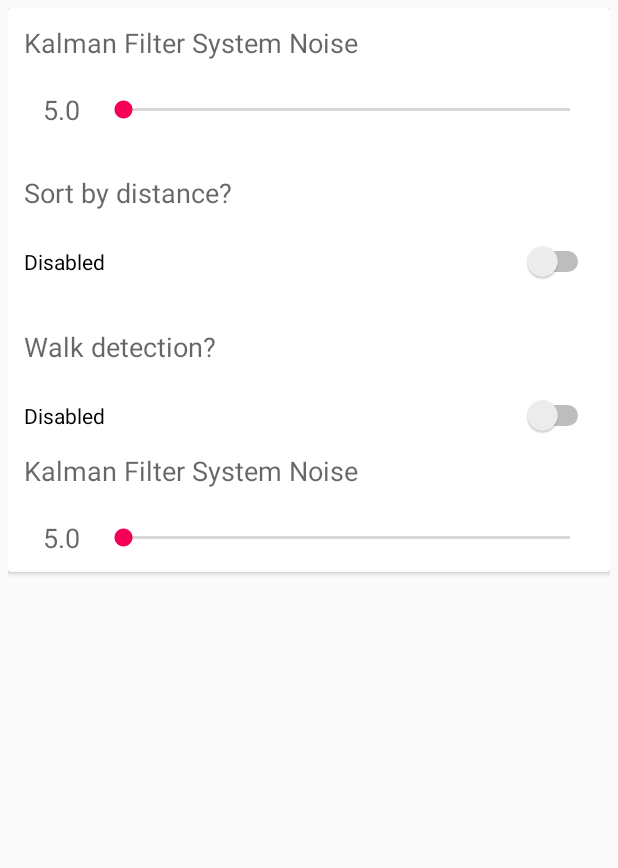
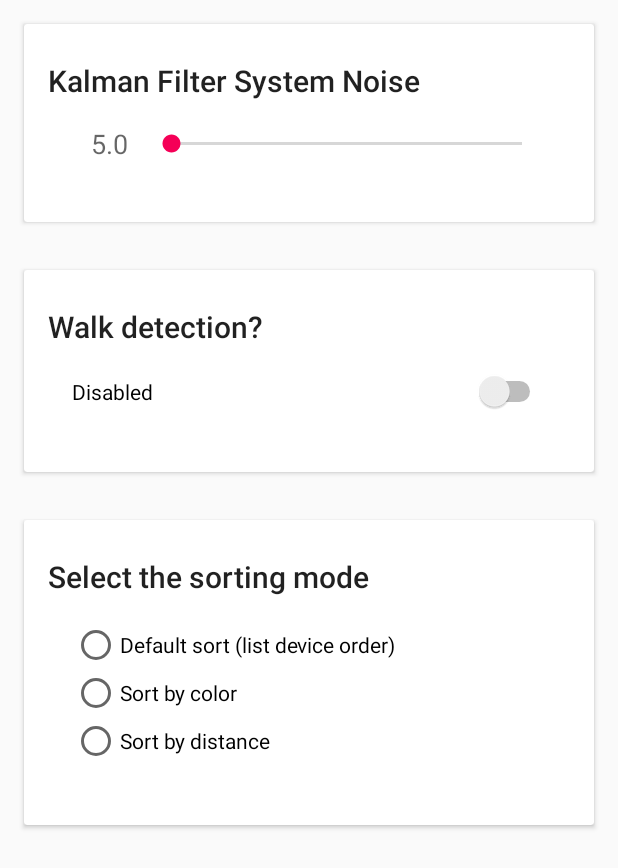
Before and after one commit to FedericoTorsello/BluetoothPositioning, an Android app: the layout frag_preferences.xml on its own in the app's theme, with its tools: preview values and no code run, on a phone screen of 412 x 824 dp. Shown: the top 868 px of the screen. Run offline under Robolectric (Android 15) with nearby library versions, the light colour scheme and no system bars.

Commit message:
gui upgrade

```diff
--- a/app/src/main/AndroidManifest.xml
+++ b/app/src/main/AndroidManifest.xml
@@ -36,12 +36,13 @@
         <!--android:theme="@style/AppTheme">-->
         <!-- Note:  the singleInstance below is important to keep two copies
         of your activity from getting launched on automatic startup -->
+
+        <!--android:screenOrientation="behind"-->
         <activity
             android:launchMode="singleInstance"
             android:name=".activities.ApplicationActivity"
             android:label="@string/app_name"
             android:configChanges="orientation|screenSize"
-            android:screenOrientation="behind"
             android:theme="@style/AppTheme.NoActionBar">
             <intent-filter>
                 <action android:name="android.intent.action.MAIN" />
--- a/app/src/main/java/it/unibo/torsello/bluetoothpositioning/activities/ApplicationActivity.java
+++ b/app/src/main/java/it/unibo/torsello/bluetoothpositioning/activities/ApplicationActivity.java
@@ -216,6 +216,7 @@ public class ApplicationActivity extends MainActivity implements BeaconConsumer,
         }
     }
 
+
     @Override
     public void onBeaconServiceConnect() {
         beaconManager.addRangeNotifier(new RangeNotifier() {
--- a/app/src/main/java/it/unibo/torsello/bluetoothpositioning/constants/SettingConstants.java
+++ b/app/src/main/java/it/unibo/torsello/bluetoothpositioning/constants/SettingConstants.java
@@ -11,5 +11,6 @@ public class SettingConstants {
     public static final String WALK_DETECTION = "walk_detection";
     public static final String SORT_BY_DISTANCE = "sort_by_distance";
     public static final String KALMAN_SEEK_VALUE = "kalman_filter_mode";
+    public static final String SORTING = "sorting";
 
 }
--- a/app/src/main/res/layout/frag_preferences.xml
+++ b/app/src/main/res/layout/frag_preferences.xml
@@ -1,155 +1,135 @@
 <?xml version="1.0" encoding="utf-8"?>
-<ScrollView xmlns:android="http://schemas.android.com/apk/res/android"
+<android.support.design.widget.CoordinatorLayout xmlns:android="http://schemas.android.com/apk/res/android"
+    xmlns:app="http://schemas.android.com/apk/res-auto"
+    android:id="@+id/main_content"
     android:layout_width="match_parent"
     android:layout_height="match_parent"
-    android:padding="@dimen/custom_margin">
+    android:fitsSystemWindows="true">
 
-    <android.support.v7.widget.CardView
+    <android.support.v4.widget.NestedScrollView
         android:layout_width="match_parent"
-        android:layout_height="match_parent">
+        android:layout_height="match_parent"
+        app:layout_behavior="@string/appbar_scrolling_view_behavior">
 
         <LinearLayout
             android:layout_width="match_parent"
             android:layout_height="match_parent"
-            android:orientation="vertical"
-            android:padding="@dimen/custom_margin">
+            android:orientation="vertical">
+
+            <android.support.v7.widget.CardView
+                android:layout_width="match_parent"
+                android:layout_height="wrap_content"
+                android:layout_margin="@dimen/card_margin">
+
+                <LinearLayout
+                    style="@style/Widget.CardContent"
+                    android:layout_width="match_parent"
+                    android:layout_height="match_parent">
+
+                    <TextView
+                        android:layout_width="match_parent"
+                        android:layout_height="match_parent"
+                        android:textAppearance="@style/TextAppearance.AppCompat.Title"
+                        android:text="@string/settings_kalman_status" />
 
                     <LinearLayout
                         android:layout_width="match_parent"
                         android:layout_height="match_parent"
-                android:orientation="vertical"
-                android:padding="@dimen/custom_margin">
-
-                <TextView
-                    android:id="@+id/kalmanStatus"
-                    android:layout_width="match_parent"
-                    android:layout_height="match_parent"
-                    android:text="@string/settings_kalman_status"
-                    android:textAppearance="?android:attr/textAppearanceMedium" />
-
-                <LinearLayout
-                    android:layout_width="match_parent"
-                    android:layout_height="match_parent"
-                    android:layout_marginTop="@dimen/settings_margin"
+                        android:layout_margin="@dimen/card_margin"
                         android:id="@+id/kalmanSeekContainer">
 
                         <TextView
-                        android:id="@+id/kalmanValue"
                             android:layout_width="50dp"
                             android:layout_height="match_parent"
+                            android:layout_gravity="center_vertical"
+                            android:id="@+id/kalmanValue"
                             android:text="@string/settings_kalman_value"
                             android:textAppearance="?android:attr/textAppearanceMedium"
-                        android:layout_gravity="center_vertical"
                             android:gravity="center_horizontal" />
 
                         <SeekBar
-                        android:id="@+id/kalmanSeek"
                             android:layout_width="match_parent"
                             android:layout_height="match_parent"
+                            android:id="@+id/kalmanSeek"
                             android:max="100"
                             android:layout_gravity="center_vertical" />
 
                     </LinearLayout>
                 </LinearLayout>
 
+            </android.support.v7.widget.CardView>
+
+            <android.support.v7.widget.CardView
+                android:layout_width="match_parent"
+                android:layout_height="wrap_content"
+                android:layout_margin="@dimen/card_margin">
+
                 <LinearLayout
+                    style="@style/Widget.CardContent"
+                    android:layout_width="match_parent"
+                    android:layout_height="match_parent">
+
+                    <TextView
                         android:layout_width="match_parent"
                         android:layout_height="match_parent"
-                android:orientation="vertical"
-                android:padding="@dimen/custom_margin">
+                        android:id="@+id/walkDetection"
+                        android:textAppearance="@style/TextAppearance.AppCompat.Title"
+                        android:text="@string/settings_wd_status" />
 
-                <TextView
-                    android:id="@+id/sortByDistance"
+                    <Switch
                         android:layout_width="match_parent"
                         android:layout_height="match_parent"
-                    android:layout_marginTop="@dimen/settings_margin"
-                    android:text="@string/settings_sort_by_distance"
-                    android:textAppearance="?android:attr/textAppearanceMedium" />
-
-                <Switch
-                    android:id="@+id/sortByDistanceSwitch"
-                    android:layout_width="match_parent"
-                    android:layout_height="wrap_content"
-                    android:layout_marginTop="@dimen/settings_margin"
+                        android:layout_margin="@dimen/card_margin"
+                        android:id="@+id/walkDetectionSwitch"
                         android:text="@string/settings_disabled" />
                 </LinearLayout>
 
-            <!--<TextView-->
-            <!--android:id="@+id/selfCorrectionStatus"-->
-            <!--android:layout_width="match_parent"-->
-            <!--android:layout_height="wrap_content"-->
-            <!--android:layout_marginTop="@dimen/settings_margin"-->
-            <!--android:text="@string/settings_selfcorrection_status"-->
-            <!--android:textAppearance="?android:attr/textAppearanceMedium" />-->
+            </android.support.v7.widget.CardView>
 
-            <!--<Switch-->
-            <!--android:id="@+id/selfCorrectionSwitch"-->
-            <!--android:layout_width="match_parent"-->
-            <!--android:layout_height="wrap_content"-->
-            <!--android:layout_marginTop="@dimen/settings_margin"-->
-            <!--android:text="@string/settings_enabled" />-->
-
+            <android.support.v7.widget.CardView
+                android:layout_width="match_parent"
+                android:layout_height="wrap_content"
+                android:layout_margin="@dimen/card_margin">
 
                 <LinearLayout
+                    style="@style/Widget.CardContent"
+                    android:layout_width="match_parent"
+                    android:layout_height="match_parent">
+
+                    <TextView
                         android:layout_width="match_parent"
                         android:layout_height="match_parent"
-                android:orientation="vertical"
-                android:padding="@dimen/custom_margin">
+                        android:textAppearance="@style/TextAppearance.AppCompat.Title"
+                        android:text="@string/settings_sorting" />
 
-                <TextView
-                    android:id="@+id/walkDetection"
+                    <RadioGroup
                         android:layout_width="match_parent"
+                        android:layout_height="match_parent"
+                        android:layout_margin="@dimen/card_margin"
+                        android:id="@+id/radioGroup">
+
+                        <RadioButton
+                            android:layout_width="wrap_content"
                             android:layout_height="wrap_content"
-                    android:layout_marginTop="@dimen/settings_margin"
-                    android:text="@string/settings_wd_status"
-                    android:textAppearance="?android:attr/textAppearanceMedium" />
+                            android:id="@+id/radioButton1"
+                            android:text="@string/radio1" />
 
-                <Switch
-                    android:id="@+id/walkDetectionSwitch"
-                    android:layout_width="match_parent"
+                        <RadioButton
+                            android:layout_width="wrap_content"
                             android:layout_height="wrap_content"
-                    android:layout_marginTop="@dimen/settings_margin"
-                    android:text="@string/settings_disabled" />
+                            android:id="@+id/radioButton2"
+                            android:text="@string/radio2" />
+
+                        <RadioButton
+                            android:layout_width="wrap_content"
+                            android:layout_height="wrap_content"
+                            android:id="@+id/radioButton3"
+                            android:text="@string/radio3" />
+                    </RadioGroup>
+                </LinearLayout>
+            </android.support.v7.widget.CardView>
         </LinearLayout>
 
-            <LinearLayout
-                android:layout_width="match_parent"
-                android:layout_height="match_parent"
-                android:orientation="vertical"
-                android:padding="@dimen/custom_margin">
+    </android.support.v4.widget.NestedScrollView>
 
-                <TextView
-                    android:id="@+id/kalmanStatus2"
-                    android:layout_width="match_parent"
-                    android:layout_height="match_parent"
-                    android:text="@string/settings_kalman_status"
-                    android:textAppearance="?android:attr/textAppearanceMedium" />
-
-                <LinearLayout
-                    android:layout_width="match_parent"
-                    android:layout_height="match_parent"
-                    android:layout_marginTop="@dimen/settings_margin"
-                    android:id="@+id/varianceSeekContainer">
-
-                    <TextView
-                        android:id="@+id/kalmanValue2"
-                        android:layout_width="50dp"
-                        android:layout_height="match_parent"
-                        android:text="@string/settings_kalman_value"
-                        android:textAppearance="?android:attr/textAppearanceMedium"
-                        android:layout_gravity="center_vertical"
-                        android:gravity="center_horizontal" />
-
-                    <SeekBar
-                        android:id="@+id/varianceSeek"
-                        android:layout_width="match_parent"
-                        android:layout_height="match_parent"
-                        android:max="100"
-                        android:layout_gravity="center_vertical" />
-
-                </LinearLayout>
-            </LinearLayout>
-
-        </LinearLayout>
-    </android.support.v7.widget.CardView>
-</ScrollView>
+</android.support.design.widget.CoordinatorLayout>
--- a/app/src/main/res/values/strings.xml
+++ b/app/src/main/res/values/strings.xml
@@ -24,6 +24,13 @@
     <string name="distance">Dist:</string>
     <string name="proximity">Proximity:</string>
 
+    <!--Color devices-->
+    <string name="icy_marshmallow">"Icy Marshmallow"</string>
+    <string name="blueberry_pie">"Blueberry Pie"</string>
+    <string name="mint_cocktail">"Mint Cocktail""</string>
+    <!---->
+
+
     <!--<string name="string_scan_subtext">Number of iBeacons discovered: %s</string>-->
 
     <string name="snackbar_exit">"Press once again to exit!"</string>
@@ -46,7 +53,7 @@
     <string name="settings_kalman_status">Kalman Filter System Noise</string>
     <string name="settings_kalman_value">5.0</string>
     <string name="settings_wd_status">Walk detection?</string>
-    <string name="settings_sort_by_distance">Sort by distance?</string>
+    <string name="settings_sorting">Select the sorting mode</string>
     <string name="settings_enabled">Enabled</string>
     <string name="settings_disabled">Disabled</string>
     <string name="settings_selfcorrection_status">Self-correcting beacon</string>
@@ -92,7 +99,11 @@
 
         ]]>
     </string>
+
     <string name="velocity">Velocity:</string>
+    <string name="radio1">Default sort (list device order)</string>
+    <string name="radio2">Sort by color</string>
+    <string name="radio3">Sort by distance</string>
 
 
 </resources>
```
Also changed, not shown: app/src/main/java/it/unibo/torsello/bluetoothpositioning/adapter/DeviceViewAdapter.java (+14 -13 lines), app/src/main/java/it/unibo/torsello/bluetoothpositioning/constants/DeviceConstants.java (+8 -6 lines), app/src/main/java/it/unibo/torsello/bluetoothpositioning/fragment/DeviceListFrag.java (+31 -7 lines), app/src/main/java/it/unibo/torsello/bluetoothpositioning/fragment/PreferencesFrag.java (+10 -12 lines), app/src/main/java/it/unibo/torsello/bluetoothpositioning/models/Device.java (+9 -3 lines). Lines whose indentation alone changed are shown as unchanged.
